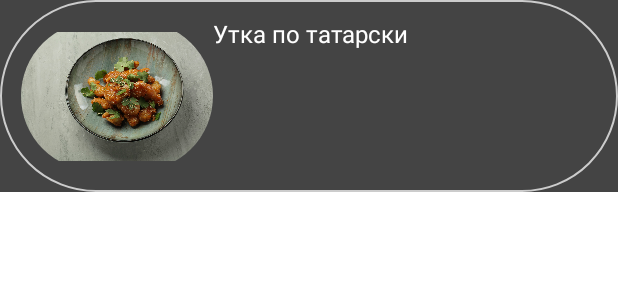
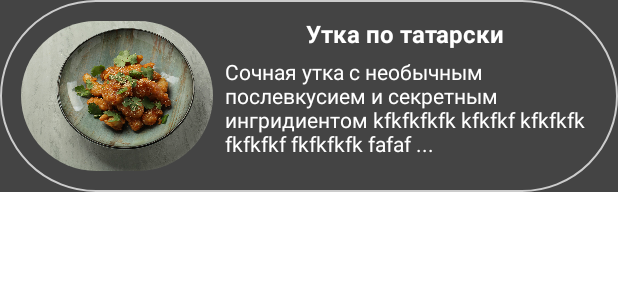
Before and after one commit to qveex/BookOfRecipesAndroid, an Android app built with Jetpack Compose: the @Preview function DishItemPreview, on a phone screen of 412 x 824 dp. Shown: the top 300 px of the screen. Run offline under Robolectric (Android 15) with nearby library versions, the phone set to English and light mode, and no system bars; our stand-ins replace Room's generated code.

Commit message:
- some refactor image - added image to DishScreen.kt - added back arrow in DishScreen.kt and RecipeScreen.kt

```diff
--- a/app/src/main/java/com/example/bookofrecipes/screens/ListDishScreen.kt
+++ b/app/src/main/java/com/example/bookofrecipes/screens/ListDishScreen.kt
@@ -1,10 +1,13 @@
 package com.example.bookofrecipes.screens
 
 import android.util.Log
+import androidx.compose.foundation.layout.padding
 import androidx.compose.material.Scaffold
 import androidx.compose.runtime.Composable
 import androidx.compose.runtime.getValue
+import androidx.compose.ui.Modifier
 import androidx.compose.ui.graphics.Color
+import androidx.compose.ui.unit.dp
 import androidx.navigation.NavController
 import androidx.navigation.compose.rememberNavController
 import com.example.bookofrecipes.controllers.BookOfRecipes
@@ -40,7 +43,8 @@ fun ListDishScreen(recipeViewModel: RecipeViewModel, navController: NavControlle
             )
         },
         bottomBar = {},
-        backgroundColor = Color.DarkGray
+        backgroundColor = Color.DarkGray,
+        modifier = Modifier.padding(0.dp, 0.dp, 0.dp, 50.dp)
     ) {
 
         DishList(
--- a/app/src/main/java/com/example/bookofrecipes/screens/RecipeScreen.kt
+++ b/app/src/main/java/com/example/bookofrecipes/screens/RecipeScreen.kt
@@ -46,6 +46,7 @@ fun RecipeScreen(navController: NavController, recipeId: Int) {
                         navController.navigate(Screen.Dishes.route)
                         BookOfRecipes.removeRecipe(recipeId)
                     },
+                    onBackClicked = { navController.popBackStack() },
                     onHeartClicked = { BookOfRecipes.addFavorite(recipeId) },
                     title = recipe.name
                 )
--- a/app/src/main/java/com/example/bookofrecipes/widgets/DishItem.kt
+++ b/app/src/main/java/com/example/bookofrecipes/widgets/DishItem.kt
@@ -10,10 +10,12 @@ import androidx.compose.foundation.shape.RoundedCornerShape
 import androidx.compose.material.Surface
 import androidx.compose.material.Text
 import androidx.compose.runtime.Composable
+import androidx.compose.ui.Alignment
 import androidx.compose.ui.Modifier
 import androidx.compose.ui.draw.clip
 import androidx.compose.ui.focus.focusModifier
 import androidx.compose.ui.graphics.Color
+import androidx.compose.ui.layout.ContentScale
 import androidx.compose.ui.res.painterResource
 import androidx.compose.ui.text.font.FontStyle
 import androidx.compose.ui.text.font.FontWeight
@@ -46,24 +48,41 @@ fun DishItem(dish: Dish, navController: NavController) {
                 .padding(14.dp)
         ) {
 
-            Row() {
+            Row(
+                horizontalArrangement = Arrangement.Center
+            ) {
 
                 Image(
                     modifier = Modifier
                         .size(100.dp)
                         .clip(CircleShape)
                         .weight(1f),
+                    contentScale = ContentScale.Crop,
                     painter = painterResource(id = R.drawable.im),
                     contentDescription = "Test im"
                 )
 
-                Text(
-                    text = dish.name,
-                    fontSize = Typography.subtitle1.fontSize,
-                    color = Color.White,
-                    modifier = Modifier.weight(2f)
-                )
+                Box(Modifier.weight(2f)) {
+
+                    Column(horizontalAlignment = Alignment.CenterHorizontally) {
+                        Text(
+                            text = dish.name,
+                            fontSize = Typography.subtitle1.fontSize,
+                            color = Color.White,
+                            fontWeight = FontWeight.Bold
+                        )
+
+                        Text(
+                            modifier = Modifier.padding(8.dp),
+                            text = if (dish.info.length < 110) dish.info else dish.info.substring(0, 110) + "...",
+                            fontSize = if (dish.info.length < 100) Typography.body1.fontSize else Typography.body2.fontSize,
+                            color = Color.White
+                        )
+                    }
+                }
+
             }
+
 
         }
     }
@@ -80,7 +99,7 @@ fun DishItemPreview() {
         dish = Dish.build(
             recipes = mutableListOf<Recipe>(),
             name = "Утка по татарски"
-        ) {  },
+        ) { info = "Сочная утка с необычным послевкусием и секретным ингридиентом kfkfkfkfk kfkfkf kfkfkfk fkfkfkf fkfkfkfk fafaf fffff fffff" },
         navController = rememberNavController()
     )
 
```
Also changed, not shown: app/src/main/java/com/example/bookofrecipes/screens/DishScreen.kt (+29 -6 lines), app/src/main/java/com/example/bookofrecipes/widgets/AppBar.kt (+37 -3 lines).
